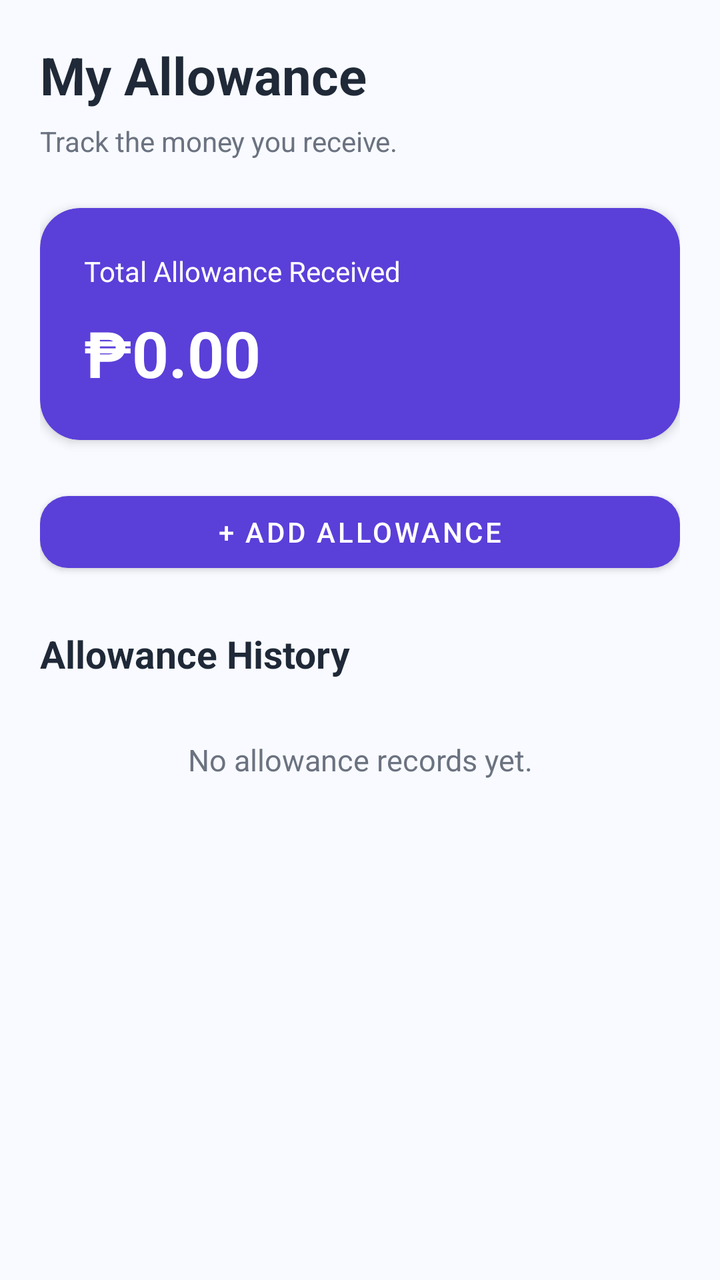
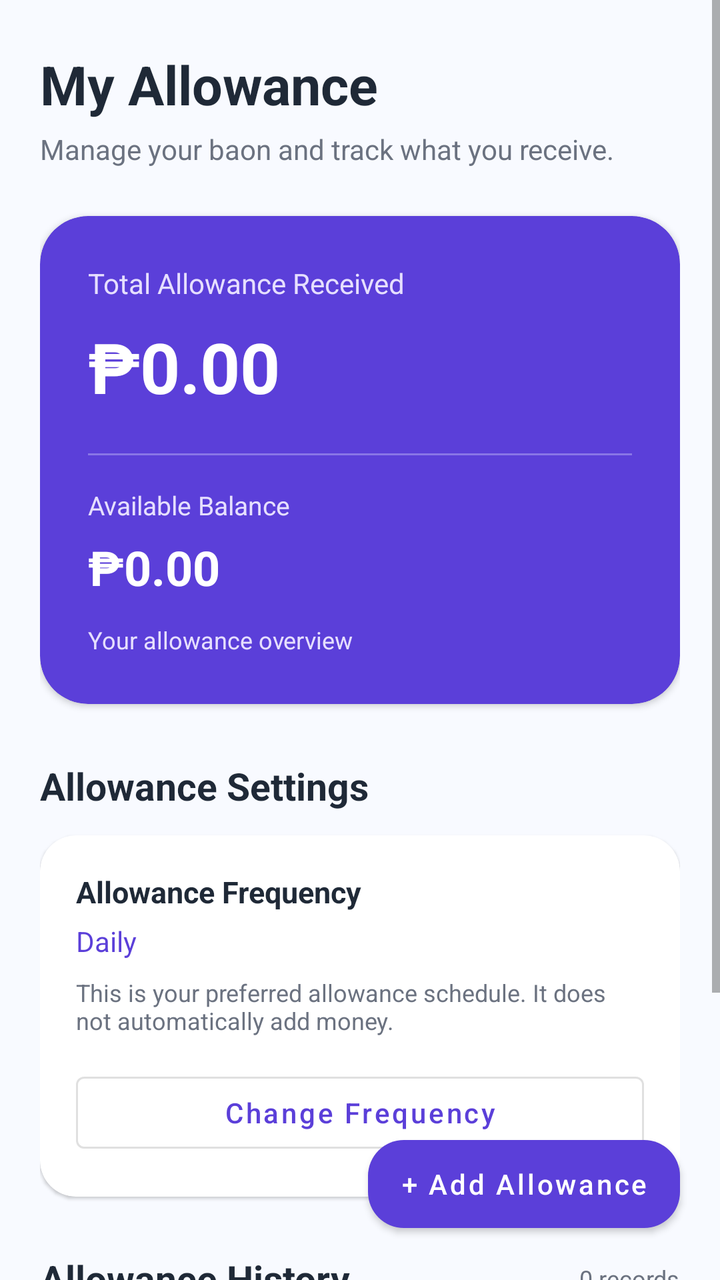

Compare the two renders of this Android layout. The source of the first and the diff that turns it into the second are given below.
<!-- AndroidManifest.xml: application theme Theme.Gastoskwela -->
<!-- res/layout/fragment_allowance.xml -->
<?xml version="1.0" encoding="utf-8"?>
<ScrollView xmlns:android="http://schemas.android.com/apk/res/android"
    xmlns:app="http://schemas.android.com/apk/res-auto"
    android:layout_width="match_parent"
    android:layout_height="match_parent"
    android:fillViewport="true"
    android:background="@color/background">

    <LinearLayout
        android:layout_width="match_parent"
        android:layout_height="wrap_content"
        android:orientation="vertical"
        android:padding="20dp">

        <TextView
            android:layout_width="wrap_content"
            android:layout_height="wrap_content"
            android:text="My Allowance"
            android:textColor="@color/text_primary"
            android:textSize="26sp"
            android:textStyle="bold" />

        <TextView
            android:layout_width="wrap_content"
            android:layout_height="wrap_content"
            android:layout_marginTop="6dp"
            android:text="Track the money you receive."
            android:textColor="@color/text_secondary"
            android:textSize="14sp" />

        <com.google.android.material.card.MaterialCardView
            android:layout_width="match_parent"
            android:layout_height="wrap_content"
            android:layout_marginTop="24dp"
            app:cardBackgroundColor="@color/purple_primary"
            app:cardCornerRadius="20dp"
            app:cardElevation="3dp">

            <LinearLayout
                android:layout_width="match_parent"
                android:layout_height="wrap_content"
                android:orientation="vertical"
                android:padding="22dp">

                <TextView
                    android:layout_width="wrap_content"
                    android:layout_height="wrap_content"
                    android:text="Total Allowance Received"
                    android:textColor="@color/white"
                    android:textSize="14sp" />

                <TextView
                    android:id="@+id/tvTotalAllowance"
                    android:layout_width="wrap_content"
                    android:layout_height="wrap_content"
                    android:layout_marginTop="10dp"
                    android:text="₱0.00"
                    android:textColor="@color/white"
                    android:textSize="32sp"
                    android:textStyle="bold" />

            </LinearLayout>
        </com.google.android.material.card.MaterialCardView>

        <com.google.android.material.button.MaterialButton
            android:id="@+id/btnAddAllowance"
            android:layout_width="match_parent"
            android:layout_height="wrap_content"
            android:layout_marginTop="22dp"
            android:text="+ Add Allowance"
            app:cornerRadius="14dp" />

        <TextView
            android:layout_width="wrap_content"
            android:layout_height="wrap_content"
            android:layout_marginTop="24dp"
            android:text="Allowance History"
            android:textColor="@color/text_primary"
            android:textSize="19sp"
            android:textStyle="bold" />

        <TextView
            android:id="@+id/tvEmptyAllowance"
            android:layout_width="match_parent"
            android:layout_height="wrap_content"
            android:layout_marginTop="30dp"
            android:gravity="center"
            android:text="No allowance records yet."
            android:textColor="@color/text_secondary"
            android:textSize="15sp" />

        <LinearLayout
            android:id="@+id/allowanceListContainer"
            android:layout_width="match_parent"
            android:layout_height="wrap_content"
            android:layout_marginTop="12dp"
            android:orientation="vertical" />

    </LinearLayout>
</ScrollView>
<!-- resources referenced by this layout -->
<resources>
  <color name="background">#F8FAFF</color>
  <color name="purple_primary">#5B3FD9</color>
  <color name="text_primary">#1F2937</color>
  <color name="text_secondary">#6B7280</color>
  <color name="white">#FFFFFF</color>
  <style name="Theme.Gastoskwela" parent="Theme.MaterialComponents.DayNight.NoActionBar">
  
          <item name="colorPrimary">@color/purple_primary</item>
          <item name="colorPrimaryVariant">@color/purple_light</item>
          <item name="colorSecondary">@color/purple_light</item>
          <item name="android:statusBarColor">@color/purple_primary</item>
          <item name="android:navigationBarColor">@color/white</item>
          <item name="android:windowLightNavigationBar">true</item>
          <item name="android:windowLightStatusBar">false</item>
          <item name="android:windowBackground">@color/background</item>
      </style>
  <color name="purple_light">#7C5CFF</color>
</resources>

<!-- the commit's change to res/layout/fragment_allowance.xml (unified diff, before → after) -->
@@ -1,100 +1,222 @@
 <?xml version="1.0" encoding="utf-8"?>
-<ScrollView xmlns:android="http://schemas.android.com/apk/res/android"
+<FrameLayout xmlns:android="http://schemas.android.com/apk/res/android"
     xmlns:app="http://schemas.android.com/apk/res-auto"
     android:layout_width="match_parent"
     android:layout_height="match_parent"
-    android:fillViewport="true"
-    android:background="@color/background">
-
-    <LinearLayout
+    android:background="#F8FAFF">
+
+    <ScrollView
         android:layout_width="match_parent"
-        android:layout_height="wrap_content"
-        android:orientation="vertical"
-        android:padding="20dp">
-
-        <TextView
-            android:layout_width="wrap_content"
-            android:layout_height="wrap_content"
-            android:text="My Allowance"
-            android:textColor="@color/text_primary"
-            android:textSize="26sp"
-            android:textStyle="bold" />
-
-        <TextView
-            android:layout_width="wrap_content"
-            android:layout_height="wrap_content"
-            android:layout_marginTop="6dp"
-            android:text="Track the money you receive."
-            android:textColor="@color/text_secondary"
-            android:textSize="14sp" />
-
-        <com.google.android.material.card.MaterialCardView
+        android:layout_height="match_parent"
+        android:fillViewport="true"
+        android:clipToPadding="false">
+
+        <LinearLayout
             android:layout_width="match_parent"
             android:layout_height="wrap_content"
-            android:layout_marginTop="24dp"
-            app:cardBackgroundColor="@color/purple_primary"
-            app:cardCornerRadius="20dp"
-            app:cardElevation="3dp">
+            android:orientation="vertical"
+            android:paddingStart="20dp"
+            android:paddingEnd="20dp"
+            android:paddingTop="24dp"
+            android:paddingBottom="110dp">
+
+            <TextView
+                android:layout_width="match_parent"
+                android:layout_height="wrap_content"
+                android:text="My Allowance"
+                android:textColor="#1F2937"
+                android:textSize="27sp"
+                android:textStyle="bold" />
+
+            <TextView
+                android:layout_width="match_parent"
+                android:layout_height="wrap_content"
+                android:layout_marginTop="5dp"
+                android:text="Manage your baon and track what you receive."
+                android:textColor="#6B7280"
+                android:textSize="14sp" />
+
+            <com.google.android.material.card.MaterialCardView
+                android:layout_width="match_parent"
+                android:layout_height="wrap_content"
+                android:layout_marginTop="24dp"
+                app:cardBackgroundColor="#5B3FD9"
+                app:cardCornerRadius="24dp"
+                app:cardElevation="2dp">
+
+                <LinearLayout
+                    android:layout_width="match_parent"
+                    android:layout_height="wrap_content"
+                    android:orientation="vertical"
+                    android:padding="24dp">
+
+                    <TextView
+                        android:layout_width="match_parent"
+                        android:layout_height="wrap_content"
+                        android:text="Total Allowance Received"
+                        android:textColor="#E6DFFF"
+                        android:textSize="14sp" />
+
+                    <TextView
+                        android:id="@+id/tvTotalAllowance"
+                        android:layout_width="match_parent"
+                        android:layout_height="wrap_content"
+                        android:layout_marginTop="9dp"
+                        android:text="₱0.00"
+                        android:textColor="#FFFFFF"
+                        android:textSize="35sp"
+                        android:textStyle="bold" />
+
+                    <View
+                        android:layout_width="match_parent"
+                        android:layout_height="1dp"
+                        android:layout_marginTop="20dp"
+                        android:background="#8976E6" />
+
+                    <TextView
+                        android:layout_width="match_parent"
+                        android:layout_height="wrap_content"
+                        android:layout_marginTop="16dp"
+                        android:text="Available Balance"
+                        android:textColor="#E6DFFF"
+                        android:textSize="13sp" />
+
+                    <TextView
+                        android:id="@+id/tvAllowanceBalance"
+                        android:layout_width="match_parent"
+                        android:layout_height="wrap_content"
+                        android:layout_marginTop="6dp"
+                        android:text="₱0.00"
+                        android:textColor="#FFFFFF"
+                        android:textSize="24sp"
+                        android:textStyle="bold" />
+
+                    <TextView
+                        android:id="@+id/tvAllowanceSummary"
+                        android:layout_width="match_parent"
+                        android:layout_height="wrap_content"
+                        android:layout_marginTop="12dp"
+                        android:text="Your allowance overview"
+                        android:textColor="#E6DFFF"
+                        android:textSize="12sp" />
+                </LinearLayout>
+            </com.google.android.material.card.MaterialCardView>
+
+            <TextView
+                android:layout_width="match_parent"
+                android:layout_height="wrap_content"
+                android:layout_marginTop="28dp"
+                android:text="Allowance Settings"
+                android:textColor="#1F2937"
+                android:textSize="19sp"
+                android:textStyle="bold" />
+
+            <com.google.android.material.card.MaterialCardView
+                android:layout_width="match_parent"
+                android:layout_height="wrap_content"
+                android:layout_marginTop="12dp"
+                app:cardBackgroundColor="#FFFFFF"
+                app:cardCornerRadius="18dp"
+                app:cardElevation="1dp">
+
+                <LinearLayout
+                    android:layout_width="match_parent"
+                    android:layout_height="wrap_content"
+                    android:orientation="vertical"
+                    android:padding="18dp">
+
+                    <TextView
+                        android:layout_width="match_parent"
+                        android:layout_height="wrap_content"
+                        android:text="Allowance Frequency"
+                        android:textColor="#1F2937"
+                        android:textSize="15sp"
+                        android:textStyle="bold" />
+
+                    <TextView
+                        android:id="@+id/tvAllowanceFrequency"
+                        android:layout_width="match_parent"
+                        android:layout_height="wrap_content"
+                        android:layout_marginTop="5dp"
+                        android:text="Daily"
+                        android:textColor="#5B3FD9"
+                        android:textSize="14sp" />
+
+                    <TextView
+                        android:layout_width="match_parent"
+                        android:layout_height="wrap_content"
+                        android:layout_marginTop="8dp"
+                        android:text="This is your preferred allowance schedule. It does not automatically add money."
+                        android:textColor="#6B7280"
+                        android:textSize="12sp" />
+
+                    <com.google.android.material.button.MaterialButton
+                        android:id="@+id/btnChangeAllowanceFrequency"
+                        style="@style/Widget.MaterialComponents.Button.OutlinedButton"
+                        android:layout_width="match_parent"
+                        android:layout_height="wrap_content"
+                        android:layout_marginTop="14dp"
+                        android:text="Change Frequency"
+                        android:textAllCaps="false"
+                        android:textColor="#5B3FD9" />
+                </LinearLayout>
+            </com.google.android.material.card.MaterialCardView>
 
             <LinearLayout
                 android:layout_width="match_parent"
                 android:layout_height="wrap_content"
-                android:orientation="vertical"
-                android:padding="22dp">
+                android:layout_marginTop="28dp"
+                android:gravity="center_vertical"
+                android:orientation="horizontal">
 
                 <TextView
+                    android:layout_width="0dp"
+                    android:layout_height="wrap_content"
+                    android:layout_weight="1"
+                    android:text="Allowance History"
+                    android:textColor="#1F2937"
+                    android:textSize="19sp"
+                    android:textStyle="bold" />
+
+                <TextView
+                    android:id="@+id/tvAllowanceCount"
                     android:layout_width="wrap_content"
                     android:layout_height="wrap_content"
-                    android:text="Total Allowance Received"
-                    android:textColor="@color/white"
-                    android:textSize="14sp" />
-
-                <TextView
-                    android:id="@+id/tvTotalAllowance"
-                    android:layout_width="wrap_content"
-                    android:layout_height="wrap_content"
-                    android:layout_marginTop="10dp"
-                    android:text="₱0.00"
-                    android:textColor="@color/white"
-                    android:textSize="32sp"
-                    android:textStyle="bold" />
-
+                    android:text="0 records"
+                    android:textColor="#6B7280"
+                    android:textSize="12sp" />
             </LinearLayout>
-        </com.google.android.material.card.MaterialCardView>
-
-        <com.google.android.material.button.MaterialButton
-            android:id="@+id/btnAddAllowance"
-            android:layout_width="match_parent"
-            android:layout_height="wrap_content"
-            android:layout_marginTop="22dp"
-            android:text="+ Add Allowance"
-            app:cornerRadius="14dp" />
-
-        <TextView
-            android:layout_width="wrap_content"
-            android:layout_height="wrap_content"
-            android:layout_marginTop="24dp"
-            android:text="Allowance History"
-            android:textColor="@color/text_primary"
-            android:textSize="19sp"
-            android:textStyle="bold" />
-
-        <TextView
-            android:id="@+id/tvEmptyAllowance"
-            android:layout_width="match_parent"
-            android:layout_height="wrap_content"
-            android:layout_marginTop="30dp"
-            android:gravity="center"
-            android:text="No allowance records yet."
-            android:textColor="@color/text_secondary"
-            android:textSize="15sp" />
-
-        <LinearLayout
-            android:id="@+id/allowanceListContainer"
-            android:layout_width="match_parent"
-            android:layout_height="wrap_content"
-            android:layout_marginTop="12dp"
-            android:orientation="vertical" />
-
-    </LinearLayout>
-</ScrollView>
+
+            <TextView
+                android:id="@+id/tvEmptyAllowance"
+                android:layout_width="match_parent"
+                android:layout_height="wrap_content"
+                android:layout_marginTop="30dp"
+                android:gravity="center"
+                android:text="No allowance records yet."
+                android:textColor="#6B7280"
+                android:textSize="14sp" />
+
+            <LinearLayout
+                android:id="@+id/allowanceListContainer"
+                android:layout_width="match_parent"
+                android:layout_height="wrap_content"
+                android:layout_marginTop="14dp"
+                android:orientation="vertical" />
+
+        </LinearLayout>
+    </ScrollView>
+
+    <com.google.android.material.button.MaterialButton
+        android:id="@+id/btnAddAllowance"
+        android:layout_width="wrap_content"
+        android:layout_height="56dp"
+        android:layout_gravity="bottom|end"
+        android:layout_margin="20dp"
+        android:text="+ Add Allowance"
+        android:textAllCaps="false"
+        android:textColor="#FFFFFF"
+        app:backgroundTint="#5B3FD9"
+        app:cornerRadius="18dp" />
+
+</FrameLayout>
<!-- resource entries referenced after the edit -->
@@ -2,8 +2,6 @@
 <resources>
   <color name="background">#F8FAFF</color>
   <color name="purple_primary">#5B3FD9</color>
-  <color name="text_primary">#1F2937</color>
-  <color name="text_secondary">#6B7280</color>
   <color name="white">#FFFFFF</color>
   <style name="Theme.Gastoskwela" parent="Theme.MaterialComponents.DayNight.NoActionBar">
   
